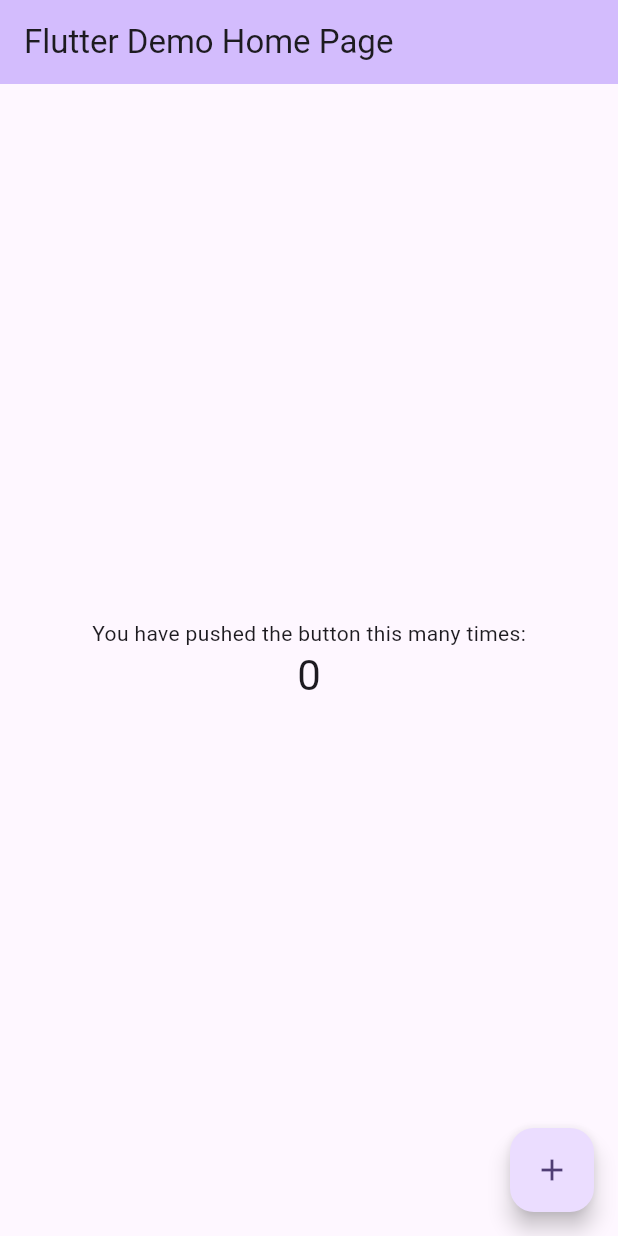
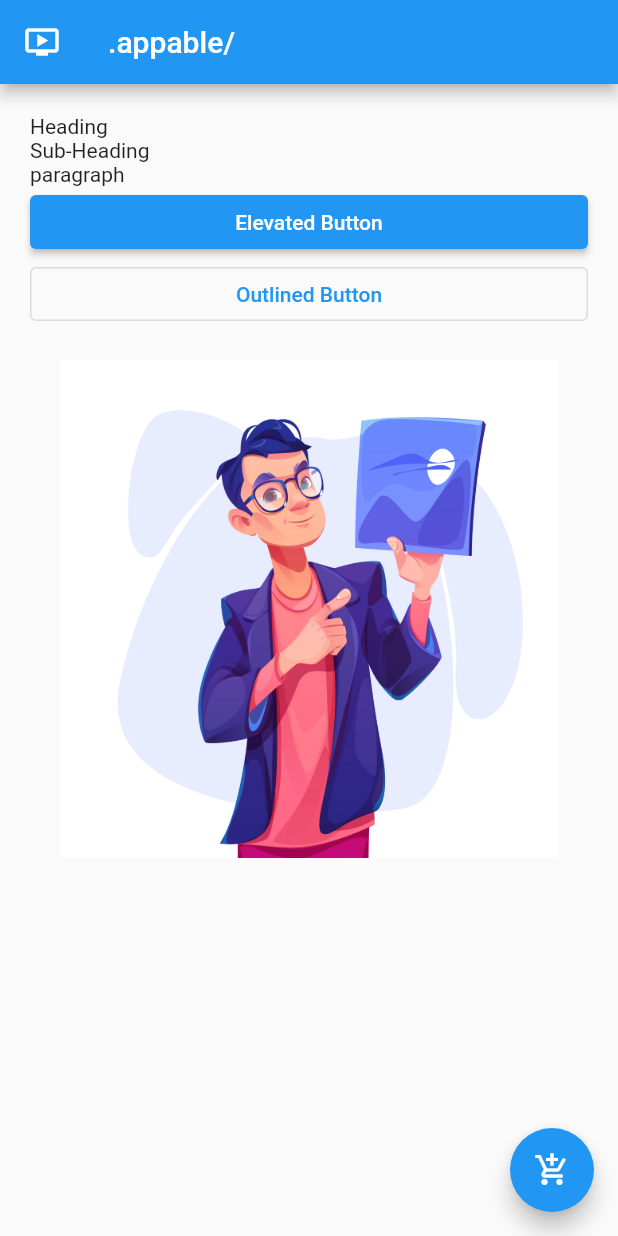
Before and after one commit to usamahussaindev/folder_structure_mvc_pattern, a Flutter app: the screen it shows after launch, on a phone screen of 412 x 824 dp. Run offline on Flutter 3.47's test engine with Material 2 defaults, Android fonts, the phone set to English and light mode, and no system bars.

Commit message:
themeData

```diff
--- a/lib/main.dart
+++ b/lib/main.dart
@@ -1,125 +1,58 @@
 import 'package:flutter/material.dart';
 
-void main() {
-  runApp(const MyApp());
-}
+void main() => runApp(const App());
 
-class MyApp extends StatelessWidget {
-  const MyApp({super.key});
+class App extends StatelessWidget {
+  const App({Key? key}) : super(key: key);
 
-  // This widget is the root of your application.
   @override
   Widget build(BuildContext context) {
     return MaterialApp(
-      title: 'Flutter Demo',
-      theme: ThemeData(
-        // This is the theme of your application.
-        //
-        // TRY THIS: Try running your application with "flutter run". You'll see
-        // the application has a blue toolbar. Then, without quitting the app,
-        // try changing the seedColor in the colorScheme below to Colors.green
-        // and then invoke "hot reload" (save your changes or press the "hot
-        // reload" button in a Flutter-supported IDE, or press "r" if you used
-        // the command line to start the app).
-        //
-        // Notice that the counter didn't reset back to zero; the application
-        // state is not lost during the reload. To reset the state, use hot
-        // restart instead.
-        //
-        // This works for code too, not just values: Most code changes can be
-        // tested with just a hot reload.
-        colorScheme: ColorScheme.fromSeed(seedColor: Colors.deepPurple),
-        useMaterial3: true,
-      ),
-      home: const MyHomePage(title: 'Flutter Demo Home Page'),
+      theme: ThemeData(brightness: Brightness.light),
+      darkTheme: ThemeData(brightness: Brightness.dark),
+      themeMode: ThemeMode.system,
+      home: AppHome(),
     );
   }
 }
 
-class MyHomePage extends StatefulWidget {
-  const MyHomePage({super.key, required this.title});
-
-  // This widget is the home page of your application. It is stateful, meaning
-  // that it has a State object (defined below) that contains fields that affect
-  // how it looks.
-
-  // This class is the configuration for the state. It holds the values (in this
-  // case the title) provided by the parent (in this case the App widget) and
-  // used by the build method of the State. Fields in a Widget subclass are
-  // always marked "final".
-
-  final String title;
-
-  @override
-  State<MyHomePage> createState() => _MyHomePageState();
-}
-
-class _MyHomePageState extends State<MyHomePage> {
-  int _counter = 0;
-
-  void _incrementCounter() {
-    setState(() {
-      // This call to setState tells the Flutter framework that something has
-      // changed in this State, which causes it to rerun the build method below
-      // so that the display can reflect the updated values. If we changed
-      // _counter without calling setState(), then the build method would not be
-      // called again, and so nothing would appear to happen.
-      _counter++;
-    });
-  }
+class AppHome extends StatelessWidget {
+  const AppHome({Key? key}) : super(key: key);
 
   @override
   Widget build(BuildContext context) {
-    // This method is rerun every time setState is called, for instance as done
-    // by the _incrementCounter method above.
-    //
-    // The Flutter framework has been optimized to make rerunning build methods
-    // fast, so that you can just rebuild anything that needs updating rather
-    // than having to individually change instances of widgets.
     return Scaffold(
       appBar: AppBar(
-        // TRY THIS: Try changing the color here to a specific color (to
-        // Colors.amber, perhaps?) and trigger a hot reload to see the AppBar
-        // change color while the other colors stay the same.
-        backgroundColor: Theme.of(context).colorScheme.inversePrimary,
-        // Here we take the value from the MyHomePage object that was created by
-        // the App.build method, and use it to set our appbar title.
-        title: Text(widget.title),
+          title: const Text(".appable/"),
+          leading: const Icon(Icons.ondemand_video)),
+      floatingActionButton: FloatingActionButton(
+        child: const Icon(Icons.add_shopping_cart_outlined),
+        onPressed: () {},
       ),
-      body: Center(
-        // Center is a layout widget. It takes a single child and positions it
-        // in the middle of the parent.
-        child: Column(
-          // Column is also a layout widget. It takes a list of children and
-          // arranges them vertically. By default, it sizes itself to fit its
-          // children horizontally, and tries to be as tall as its parent.
-          //
-          // Column has various properties to control how it sizes itself and
-          // how it positions its children. Here we use mainAxisAlignment to
-          // center the children vertically; the main axis here is the vertical
-          // axis because Columns are vertical (the cross axis would be
-          // horizontal).
-          //
-          // TRY THIS: Invoke "debug painting" (choose the "Toggle Debug Paint"
-          // action in the IDE, or press "p" in the console), to see the
-          // wireframe for each widget.
-          mainAxisAlignment: MainAxisAlignment.center,
-          children: <Widget>[
-            const Text(
-              'You have pushed the button this many times:',
+      body: Padding(
+        padding: EdgeInsets.all(20.0),
+        child: ListView(
+          children: [
+            const Text("Heading"),
+            const Text("Sub-Heading"),
+            const Text("paragraph"),
+            ElevatedButton(
+              onPressed: () {},
+              child: const Text("Elevated Button"),
             ),
-            Text(
-              '$_counter',
-              style: Theme.of(context).textTheme.headlineMedium,
+            OutlinedButton(
+              onPressed: () {
+                // Your button's action goes here
+              },
+              child: const Text("Outlined Button"),
+            ),
+            const Padding(
+              padding: EdgeInsets.all(20.0),
+              child: Image(image: AssetImage("assets/images/image1.jpg")),
             ),
           ],
         ),
       ),
-      floatingActionButton: FloatingActionButton(
-        onPressed: _incrementCounter,
-        tooltip: 'Increment',
-        child: const Icon(Icons.add),
-      ), // This trailing comma makes auto-formatting nicer for build methods.
     );
   }
 }
--- a/pubspec.yaml
+++ b/pubspec.yaml
@@ -59,8 +59,8 @@ flutter:
   uses-material-design: true
 
   # To add assets to your application, add an assets section, like this:
-  # assets:
-  #   - images/a_dot_burr.jpeg
+  assets:
+   - assets/images/
   #   - images/a_dot_ham.jpeg
 
   # An image asset can refer to one or more resolution-specific "variants", see
```
Also changed, not shown: assets/images/image1.jpg (added).
